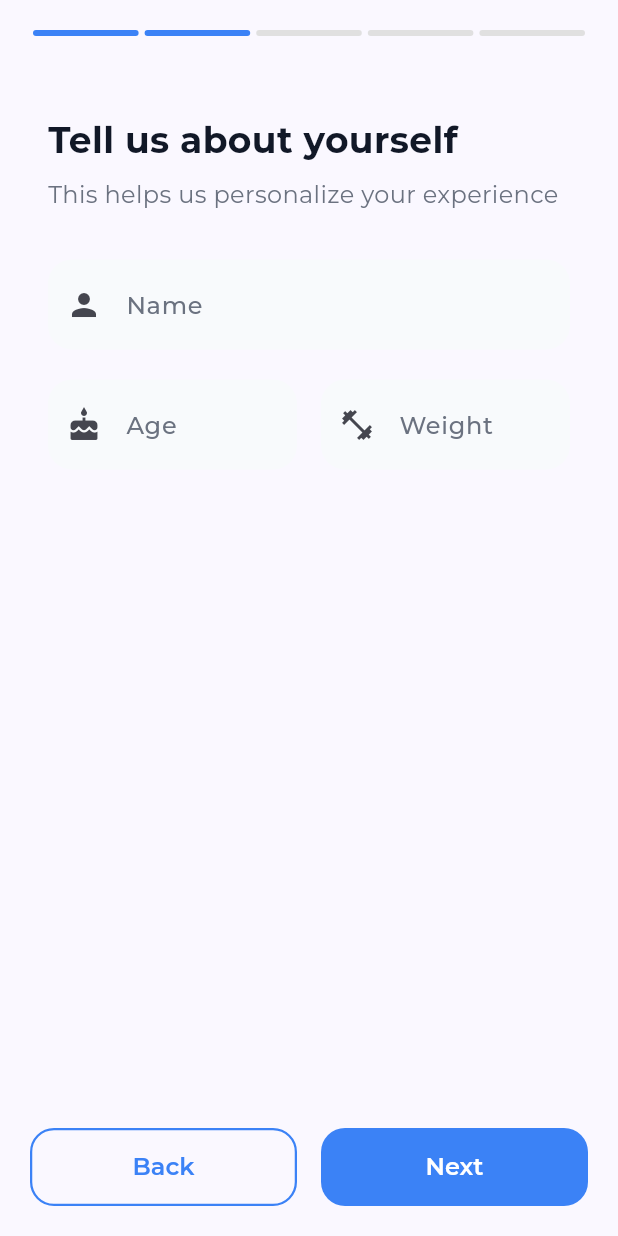
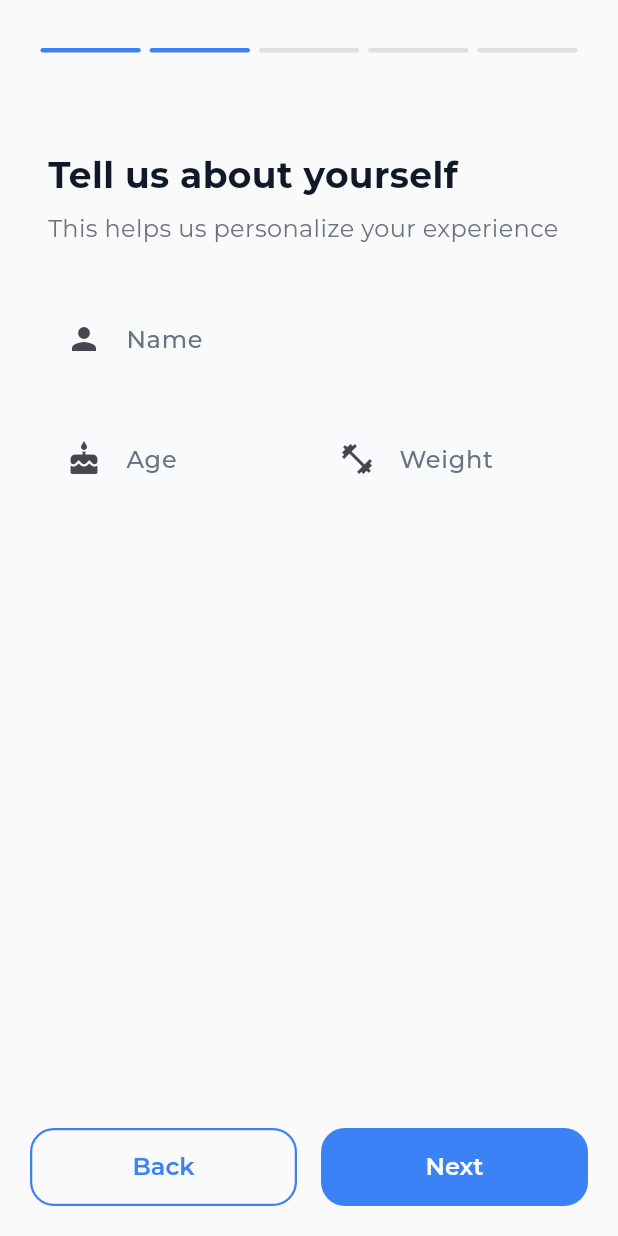
Before and after one commit to FatihHDR/hydrify, a Flutter app: the screen it shows after launch, after a tap on "Next", on a phone screen of 412 x 824 dp. Run offline on Flutter 3.47's test engine with Material 3 defaults, Android fonts, the phone set to English and light mode, and no system bars; our stand-ins replace fl_chart, flutter_local_notifications, google_fonts, permission_handler, shared_preferences, sqflite and 1 more; accounts and stored records are empty.

Commit message:
feat: enhance onboarding and splash screens with modern design elements and improved typography

```diff
--- a/lib/utils/app_theme.dart
+++ b/lib/utils/app_theme.dart
@@ -160,16 +160,16 @@
             fontWeight: FontWeight.w600,
           ),
         ),
-      ),      cardTheme: CardThemeData(
+      ),      cardTheme: const CardThemeData(
         elevation: 0, // Flat cards
         color: AppColors.surface,
         shadowColor: Colors.transparent,
         shape: RoundedRectangleBorder(
-          borderRadius: const BorderRadius.all(Radius.circular(20)), // More rounded
+          borderRadius: BorderRadius.all(Radius.circular(20)), // More rounded
           side: BorderSide(color: AppColors.textLight, width: 0.5), // Subtle border
         ),
-        margin: const EdgeInsets.symmetric(horizontal: 16, vertical: 8),
-      ),      inputDecorationTheme: InputDecorationTheme(
+        margin: EdgeInsets.symmetric(horizontal: 16, vertical: 8),
+      ),inputDecorationTheme: InputDecorationTheme(
         filled: true,
         fillColor: AppColors.surfaceVariant,
         border: OutlineInputBorder(
@@ -314,18 +314,22 @@
         foregroundColor: Colors.white,
         elevation: 0,
         centerTitle: true,
-      ),
-      elevatedButtonTheme: ElevatedButtonThemeData(
+      ),      elevatedButtonTheme: ElevatedButtonThemeData(
         style: ElevatedButton.styleFrom(
           backgroundColor: AppColors.waterBlueDark,
           foregroundColor: Colors.white,
-          elevation: 2,
-          padding: const EdgeInsets.symmetric(horizontal: 24, vertical: 12),
+          elevation: 0, // Flat design
+          shadowColor: Colors.transparent,
+          padding: const EdgeInsets.symmetric(horizontal: 32, vertical: 16),
           shape: RoundedRectangleBorder(
-            borderRadius: BorderRadius.circular(12),
+            borderRadius: BorderRadius.circular(16),
+          ),
+          textStyle: GoogleFonts.montserrat(
+            fontSize: 16,
+            fontWeight: FontWeight.w600,
           ),
         ),
-      ),      cardTheme: const CardThemeData(
+      ),cardTheme: const CardThemeData(
         elevation: 2,
         shape: RoundedRectangleBorder(
           borderRadius: BorderRadius.all(Radius.circular(16)),
--- a/lib/views/onboarding_screen.dart
+++ b/lib/views/onboarding_screen.dart
@@ -53,15 +53,11 @@
     _pageController.dispose();
     super.dispose();
   }
-
   @override
   Widget build(BuildContext context) {
     return Scaffold(
-      body: Container(
-        decoration: const BoxDecoration(
-          gradient: AppColors.backgroundGradient,
-        ),
-        child: SafeArea(
+      backgroundColor: AppColors.background,
+      body: SafeArea(
         child: Column(
           children: [
             _buildProgressIndicator(),
@@ -82,21 +78,21 @@
           ],
         ),
       ),
-      ),
     );
   }
-
   Widget _buildProgressIndicator() {
     return Container(
-      padding: const EdgeInsets.all(20),
+      padding: const EdgeInsets.symmetric(horizontal: 24, vertical: 32),
       child: Row(
         children: List.generate(5, (index) {
           return Expanded(
             child: Container(
-              margin: const EdgeInsets.symmetric(horizontal: 2),
-              height: 4,
+              margin: const EdgeInsets.symmetric(horizontal: 3),
+              height: 3,
               decoration: BoxDecoration(
-                color: index <= _currentPage ? AppColors.waterBlue : Colors.grey[300],
+                color: index <= _currentPage
+                    ? AppColors.waterBlue
+                    : AppColors.textLight.withOpacity(0.3),
                 borderRadius: BorderRadius.circular(2),
               ),
             ),
@@ -104,67 +100,97 @@
         }),
       ),
     );
-  }
-
-  Widget _buildWelcomePage() {
+  }  Widget _buildWelcomePage() {
     return Padding(
-      padding: const EdgeInsets.all(32),
+      padding: const EdgeInsets.symmetric(horizontal: 24, vertical: 32),
       child: Column(
         mainAxisAlignment: MainAxisAlignment.center,
         children: [
+          const Spacer(),
+
+          // Modern minimalist icon
           Container(
-            width: 150,
-            height: 150,
+            width: 100,
+            height: 100,
             decoration: BoxDecoration(
-              color: AppColors.waterBlueLight.withOpacity(0.2),
-              borderRadius: BorderRadius.circular(75),
+              gradient: AppColors.primaryGradient,
+              borderRadius: BorderRadius.circular(25),
+              boxShadow: [
+                BoxShadow(
+                  color: AppColors.waterBlue.withOpacity(0.15),
+                  blurRadius: 20,
+                  offset: const Offset(0, 10),
+                ),
+              ],
             ),
             child: const Icon(
-              Icons.water_drop,
-              size: 80,
-              color: AppColors.waterBlue,
+              Icons.water_drop_rounded,
+              size: 50,
+              color: Colors.white,
             ),
           ),
-          const SizedBox(height: 32),
-          const Text(
-            'Welcome to Hydrify!',
-            style: TextStyle(
-              fontSize: 28,
-              fontWeight: FontWeight.bold,
+
+          const SizedBox(height: 40),
+
+          // Clean typography
+          Text(
+            'Welcome to Hydrify',
+            style: Theme.of(context).textTheme.displaySmall?.copyWith(
               color: AppColors.textPrimary,
+              fontWeight: FontWeight.w700,
+              fontSize: 32,
+              letterSpacing: -0.5,
             ),
             textAlign: TextAlign.center,
           ),
+
           const SizedBox(height: 16),
             Text(
-            'Your personal hydration companion that helps you stay healthy by tracking your daily water intake.',
-            style: TextStyle(
+            'Your personal hydration companion.\nStay healthy by tracking your daily water intake.',
+            style: Theme.of(context).textTheme.bodyLarge?.copyWith(
+              color: AppColors.textSecondary,
               fontSize: 16,
-              color: AppColors.textSecondary,
-              height: 1.5,
+              height: 1.6,
             ),
             textAlign: TextAlign.center,
           ),
-          const SizedBox(height: 32),
-          _buildFeatureItem(Icons.track_changes, 'Track Water Intake'),
-          _buildFeatureItem(Icons.notifications, 'Smart Reminders'),
-          _buildFeatureItem(Icons.insights, 'Progress Insights'),
+
+          const SizedBox(height: 48),
+
+          // Clean feature list
+          _buildMinimalFeatureItem(Icons.water_drop_outlined, 'Track your hydration'),
+          _buildMinimalFeatureItem(Icons.notifications_none, 'Smart reminders'),
+          _buildMinimalFeatureItem(Icons.trending_up, 'Progress insights'),
+
+          const Spacer(),
         ],
       ),
     );
   }
 
-  Widget _buildFeatureItem(IconData icon, String title) {
+  Widget _buildMinimalFeatureItem(IconData icon, String title) {
     return Padding(
       padding: const EdgeInsets.symmetric(vertical: 8),
       child: Row(
         children: [
-          Icon(icon, color: AppColors.waterBlue, size: 24),
+          Container(
+            width: 24,
+            height: 24,
+            decoration: BoxDecoration(
+              color: AppColors.waterBlue.withOpacity(0.1),
+              borderRadius: BorderRadius.circular(8),
+            ),
+            child: Icon(
+              icon,
+              size: 16,
+              color: AppColors.waterBlue,
+            ),
+          ),
           const SizedBox(width: 16),
           Text(
             title,
-            style: const TextStyle(
-              fontSize: 16,
+            style: Theme.of(context).textTheme.bodyLarge?.copyWith(
+              color: AppColors.textSecondary,
               fontWeight: FontWeight.w500,
             ),
           ),
@@ -172,7 +198,6 @@
       ),
     );
   }
-
   Widget _buildPersonalInfoPage() {
     return Padding(
       padding: const EdgeInsets.all(32),
--- a/lib/views/splash_screen.dart
+++ b/lib/views/splash_screen.dart
@@ -16,39 +16,15 @@
 class _SplashScreenState extends State<SplashScreen>
     with SingleTickerProviderStateMixin {
   late AnimationController _animationController;
-  late Animation<double> _fadeAnimation;
-  late Animation<double> _scaleAnimation;
-
   @override
   void initState() {
     super.initState();
-    _setupAnimations();
-    _initializeApp();
-  }
-
-  void _setupAnimations() {
     _animationController = AnimationController(
       duration: const Duration(milliseconds: 2000),
       vsync: this,
     );
-
-    _fadeAnimation = Tween<double>(
-      begin: 0.0,
-      end: 1.0,
-    ).animate(CurvedAnimation(
-      parent: _animationController,
-      curve: const Interval(0.0, 0.5, curve: Curves.easeIn),
-    ));
-
-    _scaleAnimation = Tween<double>(
-      begin: 0.5,
-      end: 1.0,
-    ).animate(CurvedAnimation(
-      parent: _animationController,
-      curve: const Interval(0.3, 0.8, curve: Curves.elasticOut),
-    ));
-
     _animationController.forward();
+    _initializeApp();
   }
 
   Future<void> _initializeApp() async {
@@ -81,66 +57,78 @@
   }
 
   @override
-  Widget build(BuildContext context) {
-    return Scaffold(
+  Widget build(BuildContext context) {    return Scaffold(
+      backgroundColor: Colors.white,
       body: Container(
-        decoration: const BoxDecoration(
-          gradient: AppColors.primaryGradient,
-        ),
-        child: Center(
-          child: AnimatedBuilder(
-            animation: _animationController,
-            builder: (context, child) {
-              return FadeTransition(
-                opacity: _fadeAnimation,
-                child: ScaleTransition(
-                  scale: _scaleAnimation,
+        width: double.infinity,
+        height: double.infinity,
         child: Column(
           mainAxisAlignment: MainAxisAlignment.center,
           children: [
+            const Spacer(flex: 2),
+
+            // Modern minimalist logo
             Container(
               width: 120,
               height: 120,
               decoration: BoxDecoration(
-                          color: Colors.white.withOpacity(0.2),
-                          borderRadius: BorderRadius.circular(60),
+                gradient: AppColors.primaryGradient,
+                borderRadius: BorderRadius.circular(30),
+                boxShadow: [
+                  BoxShadow(
+                    color: AppColors.waterBlue.withOpacity(0.2),
+                    blurRadius: 40,
+                    offset: const Offset(0, 20),
+                  ),
+                ],
               ),
               child: const Icon(
-                          Icons.water_drop,
+                Icons.water_drop_rounded,
                 size: 60,
                 color: Colors.white,
               ),
             ),
-                      const SizedBox(height: 32),                      Text(
+
+            const SizedBox(height: 40),
+
+            // Clean typography
+            Text(
               'Hydrify',
               style: Theme.of(context).textTheme.displayLarge?.copyWith(
-                          color: Colors.white,
-                          fontSize: 36,
+                color: AppColors.textPrimary,
+                fontSize: 40,
+                fontWeight: FontWeight.w800,
+                letterSpacing: -1,
               ),
             ),
-                      const SizedBox(height: 8),
+
+            const SizedBox(height: 12),
+
             Text(
-                        'Stay Hydrated, Stay Healthy',
+              'Stay hydrated, stay healthy',
               style: Theme.of(context).textTheme.titleMedium?.copyWith(
-                          color: Colors.white.withOpacity(0.9),
-                          fontSize: 16,
+                color: AppColors.textSecondary,
+                fontSize: 18,
+                fontWeight: FontWeight.w400,
+                letterSpacing: 0.5,
               ),
             ),
-                      const SizedBox(height: 48),
-                      const SizedBox(
-                        width: 40,
-                        height: 40,
+
+            const Spacer(flex: 2),
+
+            // Minimal loading indicator
+            SizedBox(
+              width: 32,
+              height: 32,
               child: CircularProgressIndicator(
-                          color: Colors.white,
                 strokeWidth: 3,
+                valueColor: AlwaysStoppedAnimation<Color>(AppColors.waterBlue),
+                backgroundColor: AppColors.waterBlue.withOpacity(0.1),
               ),
             ),
+
+            const SizedBox(height: 60),
           ],
-                  ),
-                ),
-              );
-            },
-          ),
         ),
       ),
     );
```
Lines whose indentation alone changed are shown as unchanged.
